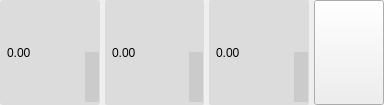
The window that ui/colorWidget.ui (martin8910/qtCore) describes before a commit, drawn with Qt 5.
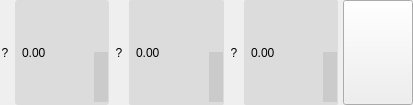
The same window after the commit. Icons and pictures are not drawn.

Commit message: - Labels in vectorWidgets - Select and remove items from the valueButton - Emitter support in context_manya to talk to other UIs - Color support in load_svg_pixmap - Get value from the dict-plug - QTreeWidget support - editable_header: For creating a header that can be edited with a click

What changed in the file:
```diff
--- a/ui/colorWidget.ui
+++ b/ui/colorWidget.ui
@@ -6,7 +6,7 @@
    <rect>
     <x>0</x>
     <y>0</y>
-    <width>384</width>
+    <width>413</width>
     <height>105</height>
    </rect>
   </property>
@@ -87,6 +87,34 @@
      <property name="spacing">
       <number>5</number>
      </property>
+     <item>
+      <widget class="QLabel" name="label01">
+       <property name="sizePolicy">
+        <sizepolicy hsizetype="Fixed" vsizetype="Minimum">
+         <horstretch>0</horstretch>
+         <verstretch>0</verstretch>
+        </sizepolicy>
+       </property>
+       <property name="maximumSize">
+        <size>
+         <width>10</width>
+         <height>16777215</height>
+        </size>
+       </property>
+       <property name="baseSize">
+        <size>
+         <width>10</width>
+         <height>0</height>
+        </size>
+       </property>
+       <property name="text">
+        <string>?</string>
+       </property>
+       <property name="alignment">
+        <set>Qt::AlignCenter</set>
+       </property>
+      </widget>
+     </item>
      <item>
       <widget class="QDoubleSpinBox" name="value01">
        <property name="sizePolicy">
@@ -109,6 +137,34 @@
        </property>
       </widget>
      </item>
+     <item>
+      <widget class="QLabel" name="label02">
+       <property name="sizePolicy">
+        <sizepolicy hsizetype="Fixed" vsizetype="Minimum">
+         <horstretch>0</horstretch>
+         <verstretch>0</verstretch>
+        </sizepolicy>
+       </property>
+       <property name="maximumSize">
+        <size>
+         <width>10</width>
+         <height>16777215</height>
+        </size>
+       </property>
+       <property name="baseSize">
+        <size>
+         <width>10</width>
+         <height>0</height>
+        </size>
+       </property>
+       <property name="text">
+        <string>?</string>
+       </property>
+       <property name="alignment">
+        <set>Qt::AlignCenter</set>
+       </property>
+      </widget>
+     </item>
      <item>
       <widget class="QDoubleSpinBox" name="value02">
        <property name="sizePolicy">
@@ -131,6 +187,34 @@
        </property>
       </widget>
      </item>
+     <item>
+      <widget class="QLabel" name="label03">
+       <property name="sizePolicy">
+        <sizepolicy hsizetype="Fixed" vsizetype="Minimum">
+         <horstretch>0</horstretch>
+         <verstretch>0</verstretch>
+        </sizepolicy>
+       </property>
+       <property name="maximumSize">
+        <size>
+         <width>10</width>
+         <height>16777215</height>
+        </size>
+       </property>
+       <property name="baseSize">
+        <size>
+         <width>10</width>
+         <height>0</height>
+        </size>
+       </property>
+       <property name="text">
+        <string>?</string>
+       </property>
+       <property name="alignment">
+        <set>Qt::AlignCenter</set>
+       </property>
+      </widget>
+     </item>
      <item>
       <widget class="QDoubleSpinBox" name="value03">
        <property name="sizePolicy">
```
The commit also changes 9 other files.
